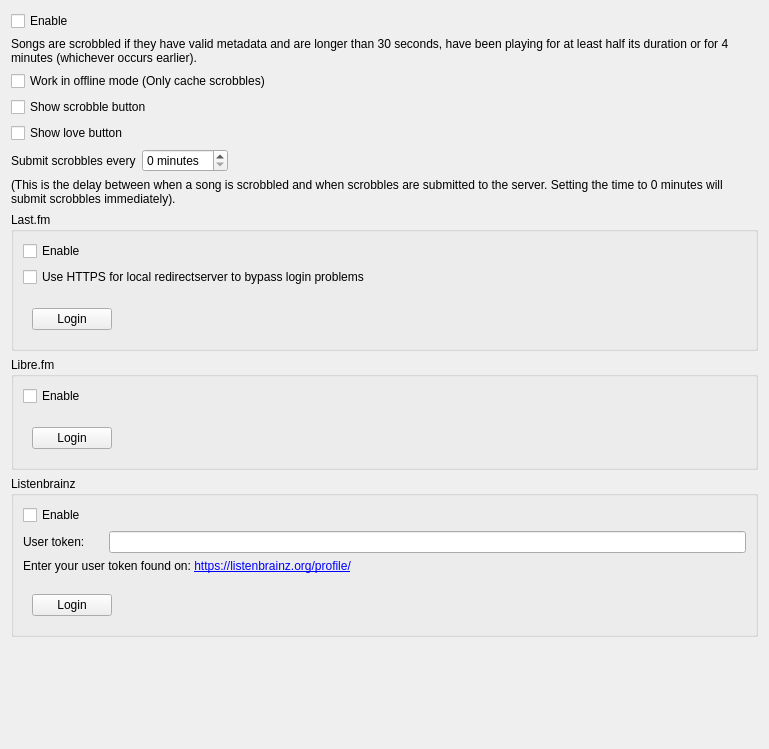
First picture: the form in src/settings/scrobblersettingspage.ui, repository strawberrymusicplayer/strawberry, before the edit.
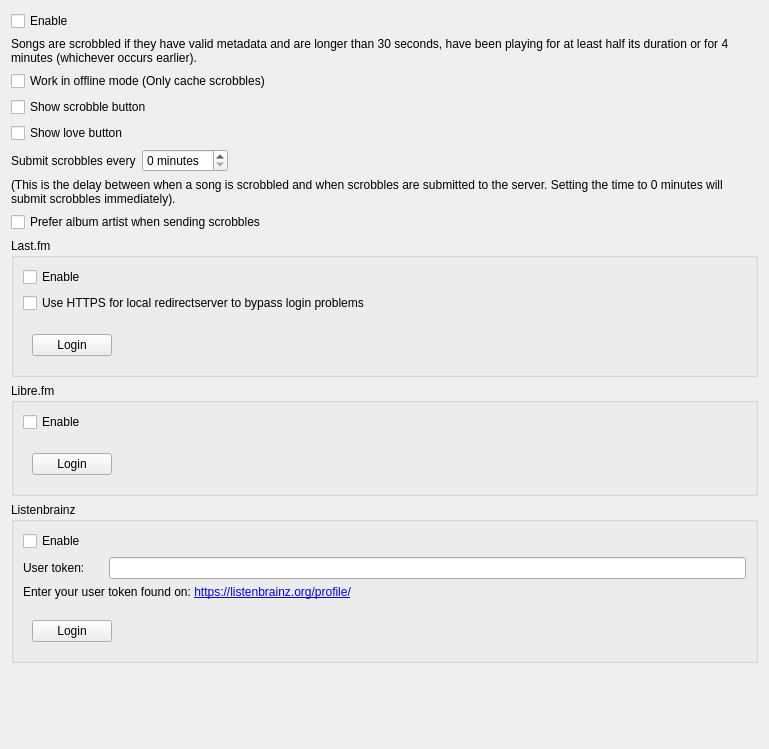
Second picture: the form after the edit. Custom widgets are drawn as their Qt base class.

Commit message:
Add option to prefer album artist when sending scrobbles
Fixes #274

```diff
--- a/src/settings/scrobblersettingspage.ui
+++ b/src/settings/scrobblersettingspage.ui
@@ -102,6 +102,13 @@
      </property>
     </widget>
    </item>
+   <item>
+    <widget class="QCheckBox" name="checkbox_albumartist">
+     <property name="text">
+      <string>Prefer album artist when sending scrobbles</string>
+     </property>
+    </widget>
+   </item>
    <item>
     <widget class="QGroupBox" name="groupbox_lastfm">
      <property name="title">
```
The commit also changes 6 other files.
